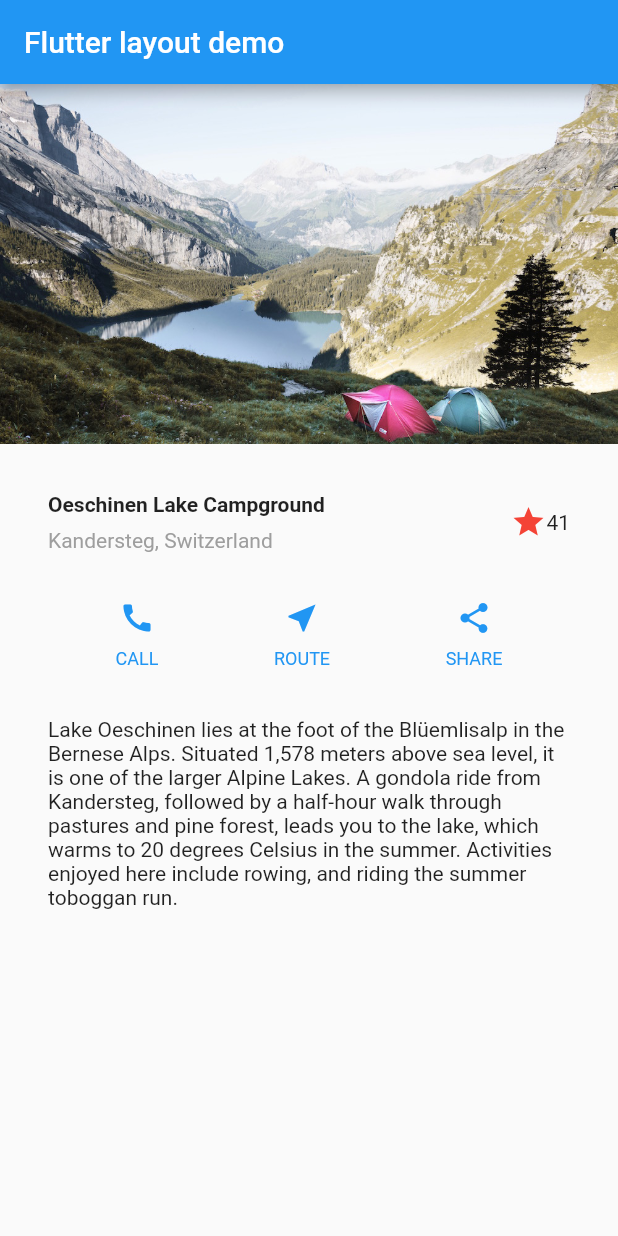
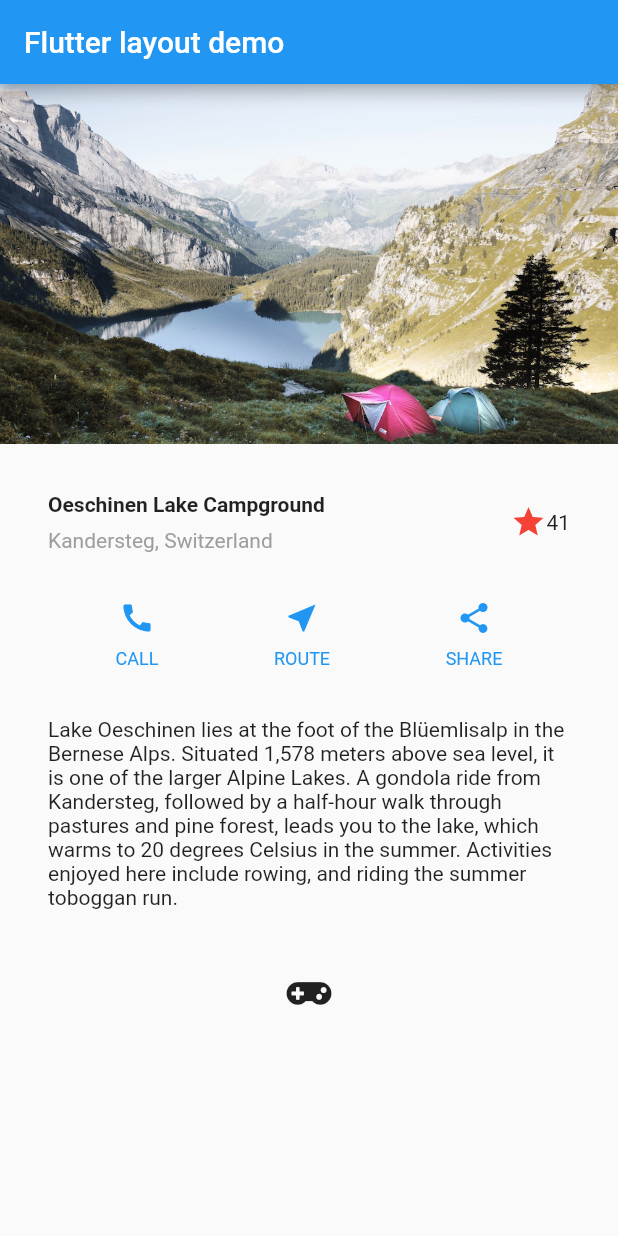
Before and after one commit to gituytfjhfgdv/flutter_tutorial, a Flutter app: the screen it shows after launch, on a phone screen of 412 x 824 dp. Run offline on Flutter 3.47's test engine with Material 2 defaults, Android fonts, the phone set to English and light mode, and no system bars; our stand-ins replace font_awesome_flutter.

Commit message:
使いたいアイコンがないのでfontawsomeを使えるようにする

```diff
--- a/lib/main.dart
+++ b/lib/main.dart
@@ -1,6 +1,7 @@
 import 'package:flutter/material.dart';
 // Uncomment lines 7 and 10 to view the visual layout at runtime.
 // import 'package:flutter/rendering.dart' show debugPaintSizeEnabled;
+import 'package:font_awesome_flutter/font_awesome_flutter.dart';
 
 void main() {
   // debugPaintSizeEnabled = true;
@@ -75,6 +76,15 @@ class MyApp extends StatelessWidget {
       ),
     );
 
+    Widget awsomeIcon = Container(
+      child: IconButton(
+          // Use the FaIcon Widget + FontAwesomeIcons class for the IconData
+          icon: FaIcon(FontAwesomeIcons.gamepad),
+          onPressed: () {
+            print("Pressed");
+          }),
+    );
+
     return MaterialApp(
       title: 'Flutter layout demo',
       home: Scaffold(
@@ -92,6 +102,7 @@ class MyApp extends StatelessWidget {
             titleSection,
             buttonSection,
             textSection,
+            awsomeIcon,
           ],
         ),
       ),
--- a/pubspec.yaml
+++ b/pubspec.yaml
@@ -10,6 +10,7 @@ dependencies:
   flutter:
     sdk: flutter
   cupertino_icons: ^0.1.2
+  font_awesome_flutter: 8.10.0
 
 dev_dependencies:
   flutter_test:
```
Also changed, not shown: pubspec.lock.
